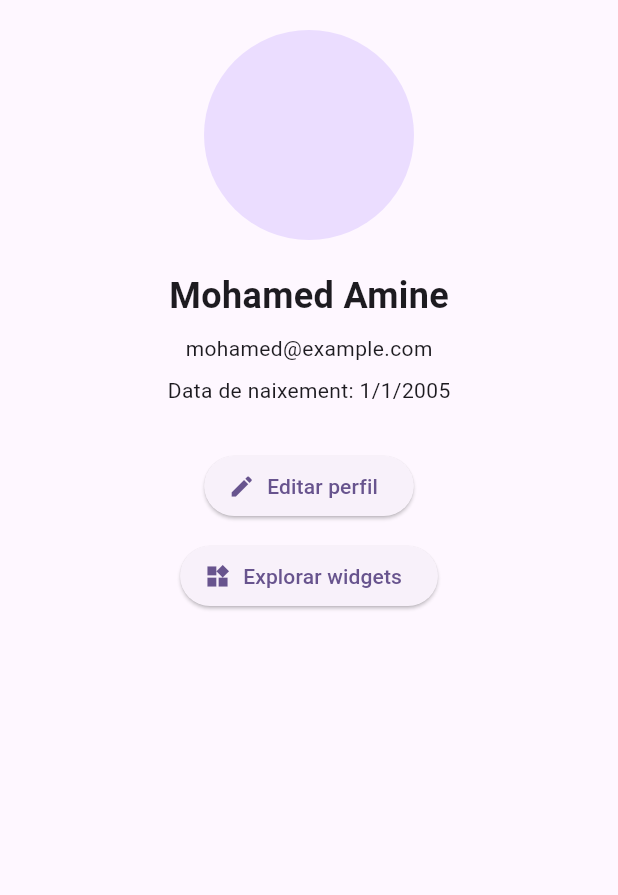
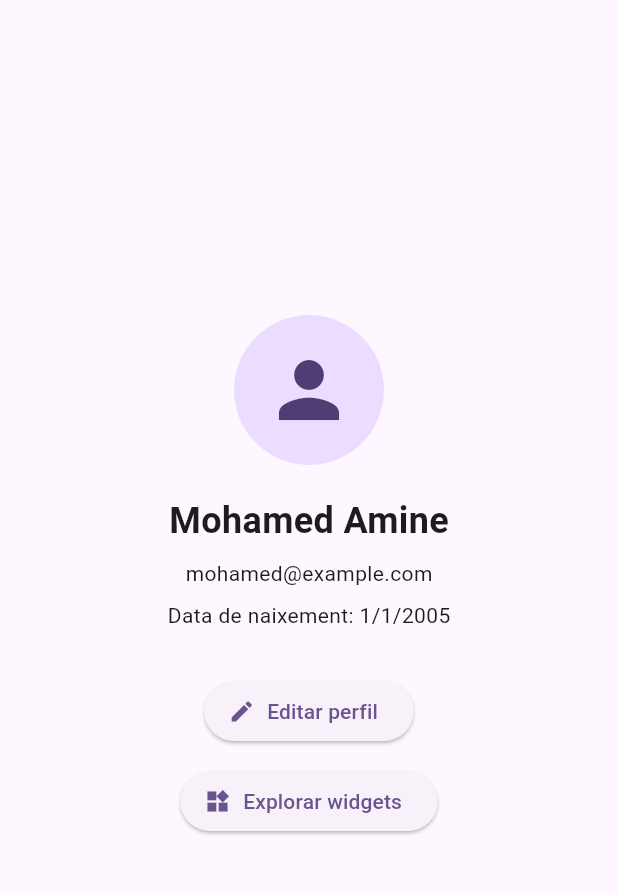
Before and after one commit to Mohamedaminekartibou/practicafinal2, a Flutter app: the screen it shows after launch, on a phone screen of 412 x 824 dp, the part 84-979 px from its top. Run offline on Flutter 3.47's test engine with Material 3 defaults, Android fonts, the phone set to English and light mode, and no system bars.

Commit message:
style: mejora de estilo

```diff
--- a/lib/screens/home_screen.dart
+++ b/lib/screens/home_screen.dart
@@ -32,11 +32,11 @@ class _HomePageState extends State<HomePage> {
         child: Padding(
           padding: const EdgeInsets.all(20),
           child: Column(
-
+            mainAxisAlignment: MainAxisAlignment.center,
             children: [
               const CircleAvatar(
-                radius: 70,
-
+                radius: 50,
+                child: Icon(Icons.person, size: 60),
               ),
               const SizedBox(height: 20),
               Text(
```
